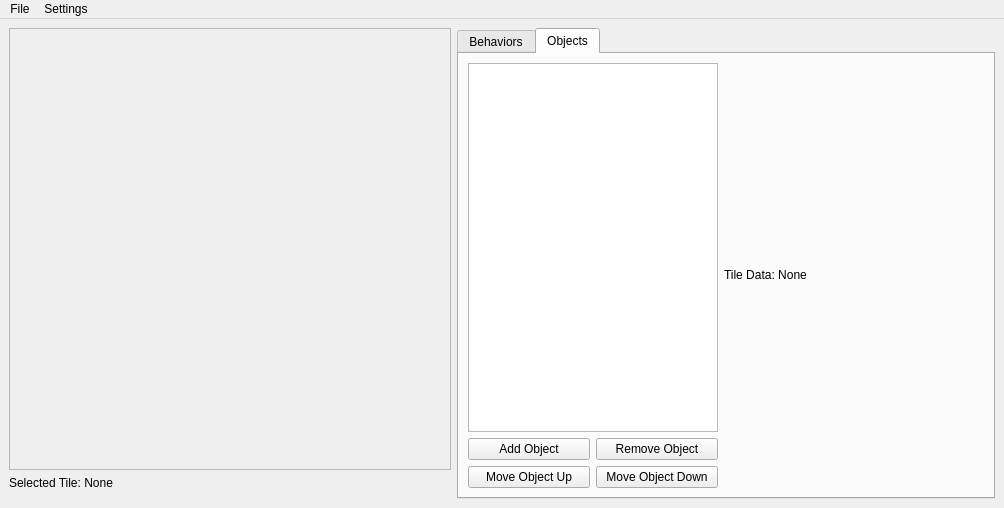
Above: tileseteditorwindow.ui from ExplosBlue/CoinKiller before the change. Below: the same form after it.
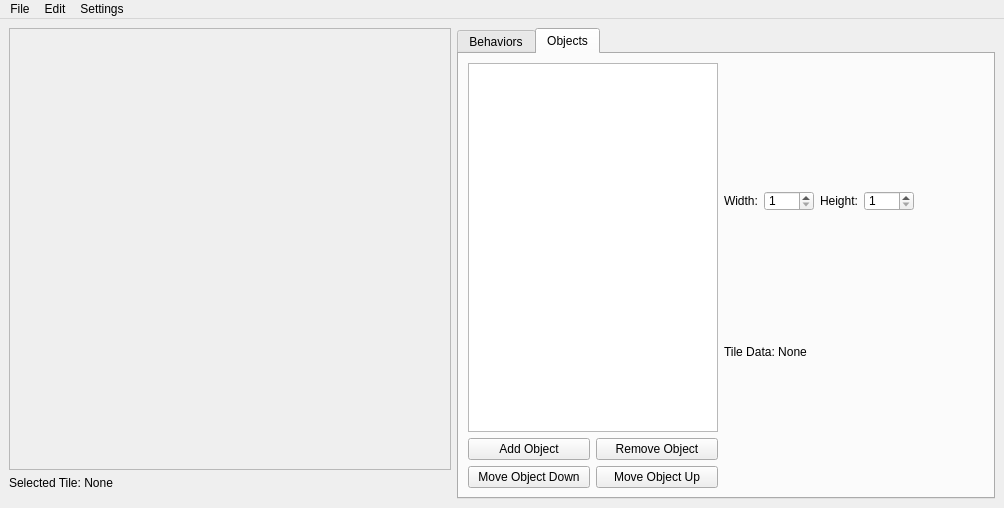
That is the form after the change.

Commit message: Save/Order/Remove Objects

Diff of the .ui file:
```diff
--- a/tileseteditorwindow.ui
+++ b/tileseteditorwindow.ui
@@ -266,7 +266,7 @@
        <attribute name="title">
         <string>Objects</string>
        </attribute>
-       <layout class="QHBoxLayout" name="horizontalLayout_10">
+       <layout class="QHBoxLayout" name="horizontalLayout_13">
         <item>
          <layout class="QVBoxLayout" name="oLeftVerticalLayout">
           <property name="sizeConstraint">
@@ -336,20 +336,7 @@
              <enum>QLayout::SetFixedSize</enum>
             </property>
             <item>
-             <widget class="QPushButton" name="pushButton_3">
-              <property name="sizePolicy">
-               <sizepolicy hsizetype="Preferred" vsizetype="Fixed">
-                <horstretch>0</horstretch>
-                <verstretch>0</verstretch>
-               </sizepolicy>
-              </property>
-              <property name="text">
-               <string>Move Object Up</string>
-              </property>
-             </widget>
-            </item>
-            <item>
-             <widget class="QPushButton" name="pushButton_4">
+             <widget class="QPushButton" name="moveObjectDownButton">
               <property name="sizePolicy">
                <sizepolicy hsizetype="Preferred" vsizetype="Fixed">
                 <horstretch>0</horstretch>
@@ -361,18 +348,132 @@
               </property>
              </widget>
             </item>
+            <item>
+             <widget class="QPushButton" name="moveObjectUpButton">
+              <property name="sizePolicy">
+               <sizepolicy hsizetype="Preferred" vsizetype="Fixed">
+                <horstretch>0</horstretch>
+                <verstretch>0</verstretch>
+               </sizepolicy>
+              </property>
+              <property name="text">
+               <string>Move Object Up</string>
+              </property>
+             </widget>
+            </item>
            </layout>
           </item>
          </layout>
         </item>
         <item>
-         <layout class="QVBoxLayout" name="verticalLayout_5" stretch="1,1">
-          <property name="sizeConstraint">
-           <enum>QLayout::SetDefaultConstraint</enum>
-          </property>
+         <layout class="QVBoxLayout" name="verticalLayout_4">
           <item>
            <layout class="QVBoxLayout" name="objectEditor"/>
           </item>
+          <item>
+           <layout class="QHBoxLayout" name="horizontalLayout_12">
+            <item>
+             <layout class="QHBoxLayout" name="horizontalLayout_10">
+              <item>
+               <widget class="QLabel" name="label_6">
+                <property name="sizePolicy">
+                 <sizepolicy hsizetype="Fixed" vsizetype="Fixed">
+                  <horstretch>0</horstretch>
+                  <verstretch>0</verstretch>
+                 </sizepolicy>
+                </property>
+                <property name="text">
+                 <string>Width:</string>
+                </property>
+               </widget>
+              </item>
+              <item>
+               <widget class="QSpinBox" name="spinBox">
+                <property name="sizePolicy">
+                 <sizepolicy hsizetype="Preferred" vsizetype="Fixed">
+                  <horstretch>0</horstretch>
+                  <verstretch>0</verstretch>
+                 </sizepolicy>
+                </property>
+                <property name="minimumSize">
+                 <size>
+                  <width>50</width>
+                  <height>20</height>
+                 </size>
+                </property>
+                <property name="maximumSize">
+                 <size>
+                  <width>50</width>
+                  <height>20</height>
+                 </size>
+                </property>
+                <property name="minimum">
+                 <number>1</number>
+                </property>
+               </widget>
+              </item>
+             </layout>
+            </item>
+            <item>
+             <layout class="QHBoxLayout" name="horizontalLayout_11">
+              <item>
+               <widget class="QLabel" name="label_7">
+                <property name="sizePolicy">
+                 <sizepolicy hsizetype="Fixed" vsizetype="Fixed">
+                  <horstretch>0</horstretch>
+                  <verstretch>0</verstretch>
+                 </sizepolicy>
+                </property>
+                <property name="text">
+                 <string>Height:</string>
+                </property>
+               </widget>
+              </item>
+              <item>
+               <widget class="QSpinBox" name="spinBox_2">
+                <property name="sizePolicy">
+                 <sizepolicy hsizetype="Preferred" vsizetype="Fixed">
+                  <horstretch>0</horstretch>
+                  <verstretch>0</verstretch>
+                 </sizepolicy>
+                </property>
+                <property name="minimumSize">
+                 <size>
+                  <width>50</width>
+                  <height>20</height>
+                 </size>
+                </property>
+                <property name="maximumSize">
+                 <size>
+                  <width>50</width>
+                  <height>20</height>
+                 </size>
+                </property>
+                <property name="minimum">
+                 <number>1</number>
+                </property>
+               </widget>
+              </item>
+             </layout>
+            </item>
+            <item>
+             <spacer name="horizontalSpacer">
+              <property name="orientation">
+               <enum>Qt::Horizontal</enum>
+              </property>
+              <property name="sizeType">
+               <enum>QSizePolicy::Expanding</enum>
+              </property>
+              <property name="sizeHint" stdset="0">
+               <size>
+                <width>40</width>
+                <height>20</height>
+               </size>
+              </property>
+             </spacer>
+            </item>
+           </layout>
+          </item>
           <item>
            <widget class="QLabel" name="selTileDataLabel">
             <property name="sizePolicy">
@@ -419,7 +520,14 @@
     </property>
     <addaction name="actionSetBackgroundColor"/>
    </widget>
+   <widget class="QMenu" name="menuEdit">
+    <property name="title">
+     <string>Edit</string>
+    </property>
+    <addaction name="actionDeleteAllObjects"/>
+   </widget>
    <addaction name="menuFile"/>
+   <addaction name="menuEdit"/>
    <addaction name="menuSettings"/>
   </widget>
   <action name="actionExportImage">
```
Left out of the diff: 10 changed lines with no effect on the pictures. The commit also changes 7 other files.
